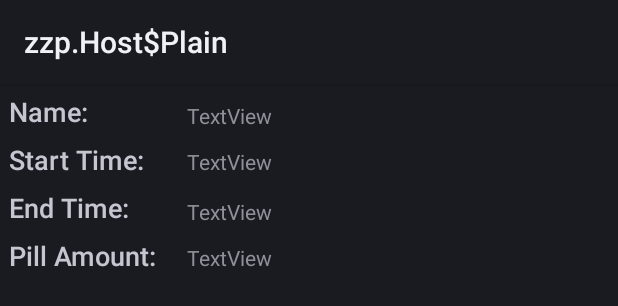
After one commit to luckisluck/Pillapp2, an Android app: the layout bottlex_list.xml on its own in the app's theme, with its tools: preview values and no code run, on a phone screen of 412 x 824 dp. The commit adds this screen. Shown: the top 306 px of the screen. Run offline under Robolectric (Android 15) with nearby library versions, the phone set to English and light mode, and no system bars.

Commit message:
Added listview for bottlex
Added listview for bottlex

```diff
--- a/base/src/main/AndroidManifest.xml
+++ b/base/src/main/AndroidManifest.xml
@@ -3,7 +3,8 @@
     package="com.dispenses.pill.pillapp">
 
     <application
-        android:allowBackup="true"
+        android:allowBackup="false"
+        android:fullBackupContent="false"
         android:icon="@mipmap/ic_launcher"
         android:label="@string/app_name"
         android:roundIcon="@mipmap/ic_launcher_round"
--- a/feature/src/main/AndroidManifest.xml
+++ b/feature/src/main/AndroidManifest.xml
@@ -13,7 +13,7 @@
 
 
 
-    <application>
+    <application android:allowBackup="false" android:fullBackupContent="false">
         <activity android:name=".MainActivity">
             <intent-filter android:order="1">
                 <action android:name="android.intent.action.VIEW" />
@@ -32,7 +32,6 @@
                 <category android:name="android.intent.category.LAUNCHER" />
             </intent-filter>
         </activity>
-        <activity android:name=".dashboard" />
         <activity android:name=".schedule" />
         <activity android:name=".bottlechoose" />
         <activity android:name=".bottlechoose2" />
@@ -46,8 +45,6 @@
         <activity android:name=".test" />
         <service android:name=".RingtonePlayingService" />
         <receiver android:name=".AlarmReceiver" android:process=":remote" />
-
-
     </application>
 
 
--- a/feature/src/main/java/com/dispenses/pill/pillapp/feature/Alarm.java
+++ b/feature/src/main/java/com/dispenses/pill/pillapp/feature/Alarm.java
@@ -13,6 +13,7 @@ public class Alarm {
     public Alarm(){
 
     }
+
     public Alarm(int _id, String _alarmname, String time) {
         this._id = _id;
         this._alarmname = _alarmname;
--- /dev/null
+++ b/feature/src/main/res/layout/bottlex_list.xml
@@ -0,0 +1,83 @@
+<?xml version="1.0" encoding="utf-8"?>
+<RelativeLayout
+    xmlns:android="http://schemas.android.com/apk/res/android"
+    android:layout_width="fill_parent"
+    android:layout_height="142dp"
+    android:orientation="vertical"
+    android:padding="6dp">
+
+    <TextView
+        android:id="@+id/textViewx"
+        android:layout_width="wrap_content"
+        android:layout_height="wrap_content"
+        android:layout_alignParentStart="true"
+        android:layout_alignParentTop="true"
+        android:text="Name: "
+        android:textAppearance="?android:attr/textAppearanceMedium" />
+
+    <TextView
+        android:id="@+id/starttimex"
+        android:layout_width="wrap_content"
+        android:layout_height="wrap_content"
+        android:layout_alignParentStart="true"
+        android:layout_below="@+id/textViewx"
+        android:layout_marginTop="7dp"
+        android:text="Start Time: "
+        android:textAppearance="?android:attr/textAppearanceMedium" />
+
+    <TextView
+        android:id="@+id/endttime"
+        android:layout_width="wrap_content"
+        android:layout_height="wrap_content"
+        android:layout_alignParentStart="true"
+        android:layout_below="@+id/starttimex"
+        android:layout_marginTop="7dp"
+        android:text="End Time: "
+        android:textAppearance="?android:attr/textAppearanceMedium" />
+
+    <TextView
+        android:id="@+id/PillAmt"
+        android:layout_width="wrap_content"
+        android:layout_height="wrap_content"
+        android:layout_alignParentStart="true"
+        android:layout_below="@+id/endttime"
+        android:layout_marginTop="7dp"
+        android:text="Pill Amount: "
+        android:textAppearance="?android:attr/textAppearanceMedium" />
+
+
+    <TextView
+        android:id="@+id/Namex"
+        android:layout_width="wrap_content"
+        android:layout_height="wrap_content"
+        android:layout_above="@+id/starttimex"
+        android:layout_marginStart="15dp"
+        android:layout_toEndOf="@+id/PillAmt"
+        android:text="TextView" />
+
+    <TextView
+        android:id="@+id/startx"
+        android:layout_width="wrap_content"
+        android:layout_height="wrap_content"
+        android:layout_alignBaseline="@+id/starttimex"
+        android:layout_alignBottom="@+id/starttimex"
+        android:layout_alignStart="@+id/Namex"
+        android:text="TextView" />
+    <TextView
+        android:id="@+id/endx"
+        android:layout_width="wrap_content"
+        android:layout_height="wrap_content"
+        android:layout_above="@+id/PillAmt"
+        android:layout_alignStart="@+id/startx"
+        android:text="TextView" />
+
+
+    <TextView
+        android:id="@+id/pillamtx"
+        android:layout_width="wrap_content"
+        android:layout_height="wrap_content"
+        android:layout_alignBaseline="@+id/PillAmt"
+        android:layout_alignBottom="@+id/PillAmt"
+        android:layout_alignStart="@+id/endx"
+        android:text="TextView" />
+</RelativeLayout>
```
Also changed, not shown: feature/src/main/java/com/dispenses/pill/pillapp/feature/AlarmAdd.java (+3 -6 lines), feature/src/main/java/com/dispenses/pill/pillapp/feature/MyDBHandler.java (+121 -1 lines), feature/src/main/java/com/dispenses/pill/pillapp/feature/bottlechoose.java (+55 -10 lines), feature/src/main/java/com/dispenses/pill/pillapp/feature/bottlexGetSet.java (added, +81 -0 lines), feature/src/main/java/com/dispenses/pill/pillapp/feature/bottleyGetSet.java (added, +59 -0 lines), feature/src/main/java/com/dispenses/pill/pillapp/feature/bottlezGetSet.java (added, +58 -0 lines), feature/src/main/java/com/dispenses/pill/pillapp/feature/popup_autoX.java (+14 -4 lines), feature/src/main/res/layout/bottlechoose.xml (+5 -10 lines), 3 other files.
